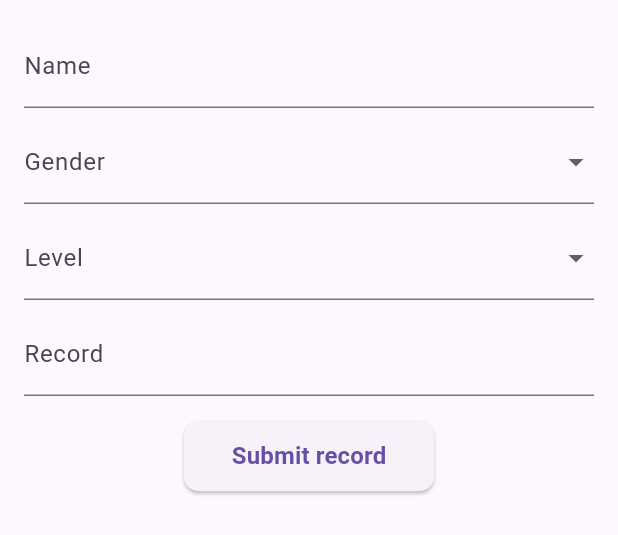
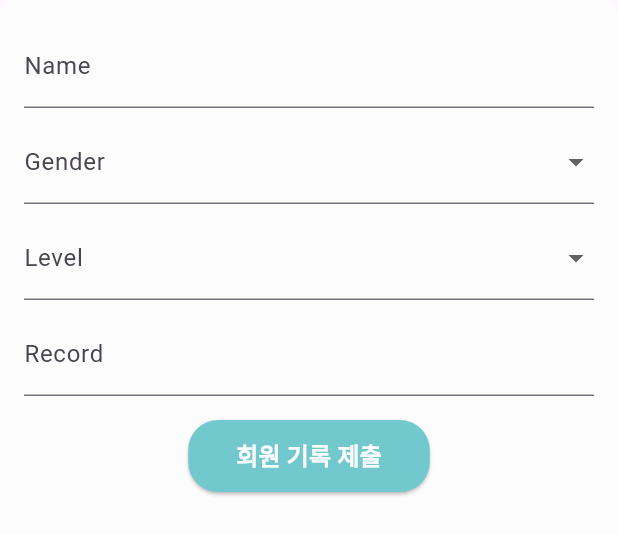
Before and after one commit to marofmar/cfq, a Flutter app: the RecordInputForm widget shown alone on an empty page, opened directly with empty values, on a phone screen of 412 x 824 dp. Shown: the top 535 px of the screen. Run offline on Flutter 3.47's test engine with Material 3 defaults, Android fonts, the phone set to English and light mode, and no system bars; our stand-ins replace bloc, cloud_firestore, cloud_functions, dartz, equatable, firebase_auth and 8 more; accounts and stored records are empty.

Commit message:
chore: 배경색 변경, 둥글기 수정 등

```diff
--- a/lib/presentation/screens/my_page.dart
+++ b/lib/presentation/screens/my_page.dart
@@ -16,6 +16,7 @@ class MyPage extends StatelessWidget {
     return Scaffold(
       backgroundColor: AppColor.white,
       appBar: AppBar(
+        backgroundColor: AppColor.white,
         title: const Text('My Page'),
       ),
       body: BlocBuilder<UserCubit, UserState>(
--- a/lib/presentation/screens/ranking_page.dart
+++ b/lib/presentation/screens/ranking_page.dart
@@ -28,7 +28,11 @@ class RankingPage extends StatelessWidget {
               context.read<RankingCubit>().fetchRanking(formattedDate);
             },
             child: Scaffold(
-              appBar: AppBar(title: const Text('Ranking')),
+              backgroundColor: AppColor.white,
+              appBar: AppBar(
+                title: const Text('Ranking'),
+                backgroundColor: AppColor.white,
+              ),
               body: Column(
                 children: [
                   BlocBuilder<DateCubit, DateTime>(
--- a/lib/presentation/widgets/custom_bottom_navigation_bar.dart
+++ b/lib/presentation/widgets/custom_bottom_navigation_bar.dart
@@ -1,3 +1,4 @@
+import 'package:cfq/presentation/themes/theme_color.dart';
 import 'package:flutter/material.dart';
 import 'package:flutter_bloc/flutter_bloc.dart';
 import 'package:cfq/presentation/bloc/navigation_cubit.dart';
@@ -10,6 +11,7 @@ class CustomBottomNavigationBar extends StatelessWidget {
     return BlocBuilder<NavigationCubit, int>(
       builder: (context, state) {
         return BottomNavigationBar(
+          backgroundColor: AppColor.white,
           currentIndex: state,
           onTap: (index) {
             context.read<NavigationCubit>().updateIndex(index);
--- a/lib/presentation/widgets/record_input_form.dart
+++ b/lib/presentation/widgets/record_input_form.dart
@@ -1,3 +1,4 @@
+import 'package:cfq/presentation/themes/theme_color.dart';
 import 'package:flutter/material.dart';
 
 class RecordInputForm extends StatelessWidget {
@@ -22,7 +23,12 @@ class RecordInputForm extends StatelessWidget {
 
   @override
   Widget build(BuildContext context) {
-    return Padding(
+    return Container(
+      decoration: BoxDecoration(
+        color: AppColor.white,
+        borderRadius: BorderRadius.circular(10),
+      ),
+      child: Padding(
         padding: const EdgeInsets.all(16.0),
         child: Column(
           crossAxisAlignment: CrossAxisAlignment.start,
@@ -65,25 +71,28 @@ class RecordInputForm extends StatelessWidget {
               child: ElevatedButton(
                 onPressed: onSubmit,
                 style: ElevatedButton.styleFrom(
+                  backgroundColor: AppColor.mint,
                   padding: const EdgeInsets.symmetric(
                     horizontal: 32,
                     vertical: 12,
                   ),
                   shape: RoundedRectangleBorder(
-                  borderRadius: BorderRadius.circular(10),
+                    borderRadius: BorderRadius.circular(20),
                   ),
                 ),
                 child: const Text(
-                'Submit record',
+                  '회원 기록 제출',
                   style: TextStyle(
                     fontSize: 16,
                     fontWeight: FontWeight.bold,
+                    color: AppColor.white,
                   ),
                 ),
               ),
             ),
-          const SizedBox(height: 16),
+            const SizedBox(height: 5),
           ],
+        ),
       ),
     );
   }
```
Also changed, not shown: lib/presentation/screens/wod_page.dart (+15 -7 lines). Lines whose indentation alone changed are shown as unchanged.
